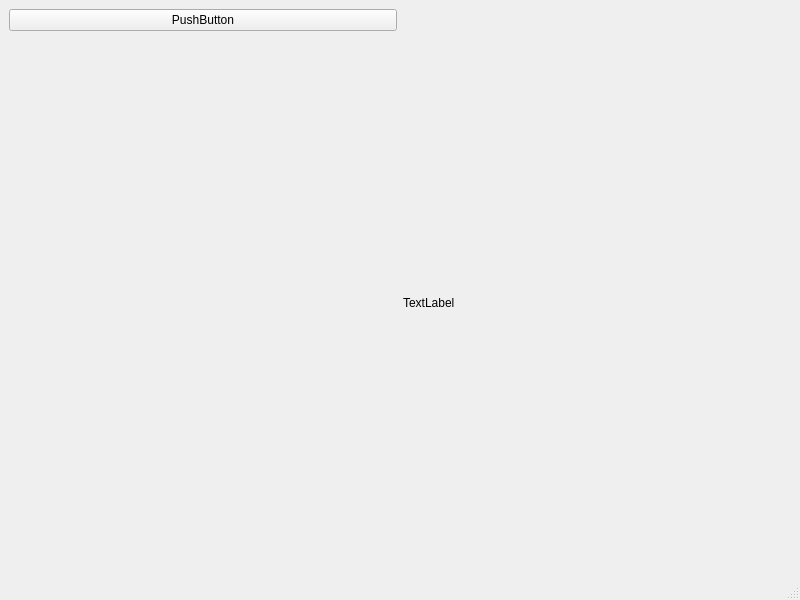
Qt form A8_Sprite_Editor/mainwindow.ui (jimmyjtrinh/A8-Sprite-Editor) before a commit.
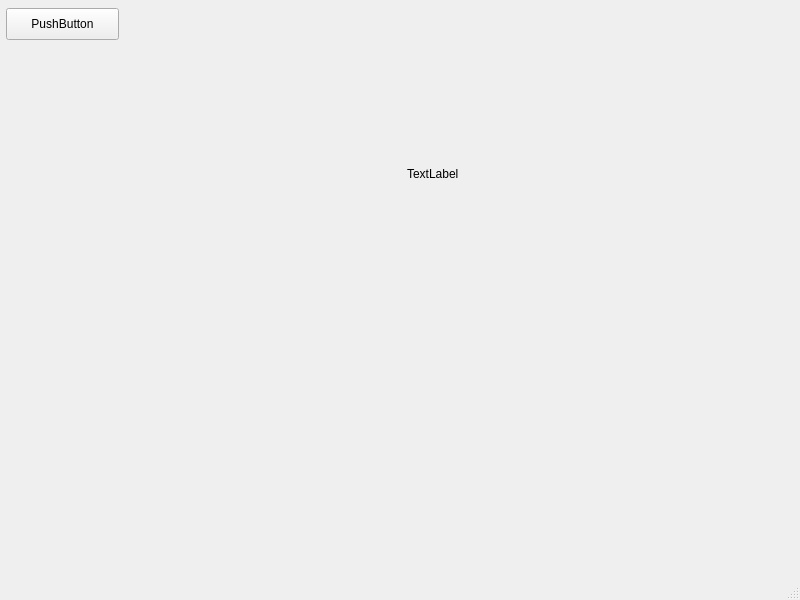
The same form after that commit.

Commit message: Added a way to get pixel of image when drag clicked on

```diff
--- a/A8_Sprite_Editor/mainwindow.ui
+++ b/A8_Sprite_Editor/mainwindow.ui
@@ -14,22 +14,38 @@
    <string>MainWindow</string>
   </property>
   <widget class="QWidget" name="centralwidget">
-   <layout class="QGridLayout" name="gridLayout">
-    <item row="0" column="0">
      <widget class="QPushButton" name="pushButton">
+    <property name="geometry">
+     <rect>
+      <x>6</x>
+      <y>8</y>
+      <width>113</width>
+      <height>32</height>
+     </rect>
+    </property>
       <property name="text">
        <string>PushButton</string>
       </property>
      </widget>
-    </item>
-    <item row="1" column="1">
      <widget class="QLabel" name="label">
+    <property name="geometry">
+     <rect>
+      <x>407</x>
+      <y>46</y>
+      <width>256</width>
+      <height>256</height>
+     </rect>
+    </property>
+    <property name="minimumSize">
+     <size>
+      <width>256</width>
+      <height>256</height>
+     </size>
+    </property>
       <property name="text">
        <string>TextLabel</string>
       </property>
      </widget>
-    </item>
-   </layout>
   </widget>
   <widget class="QMenuBar" name="menubar">
    <property name="geometry">
```
Left out of the diff: 2 changed lines with no effect on the pictures. Lines whose indentation alone changed are shown as unchanged. The commit also changes 1 other file.
